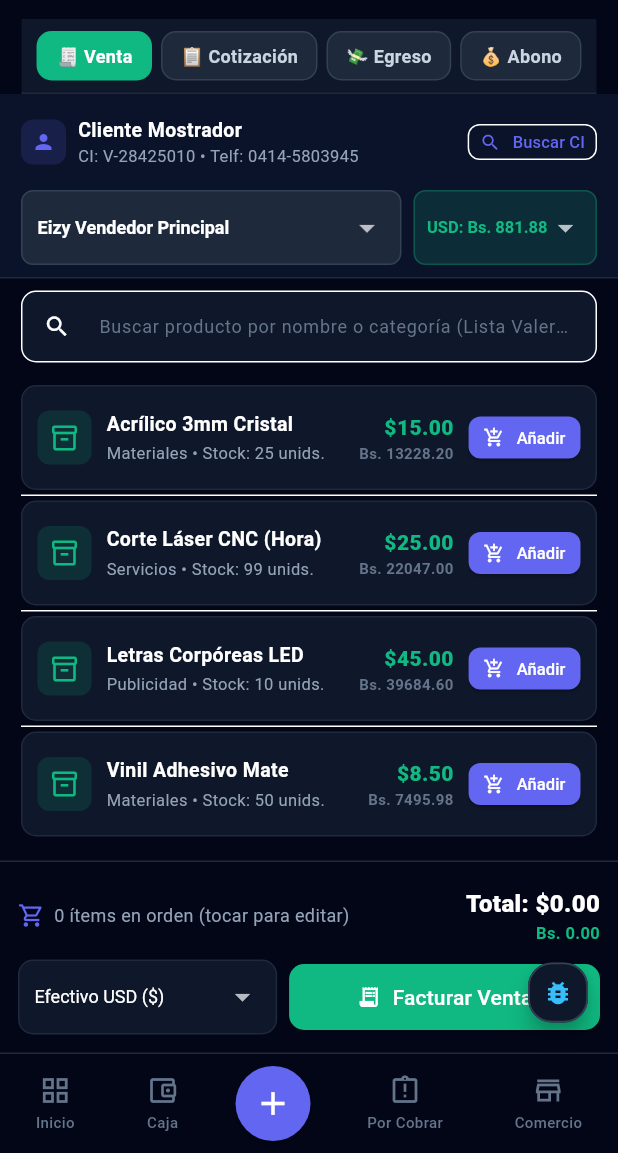
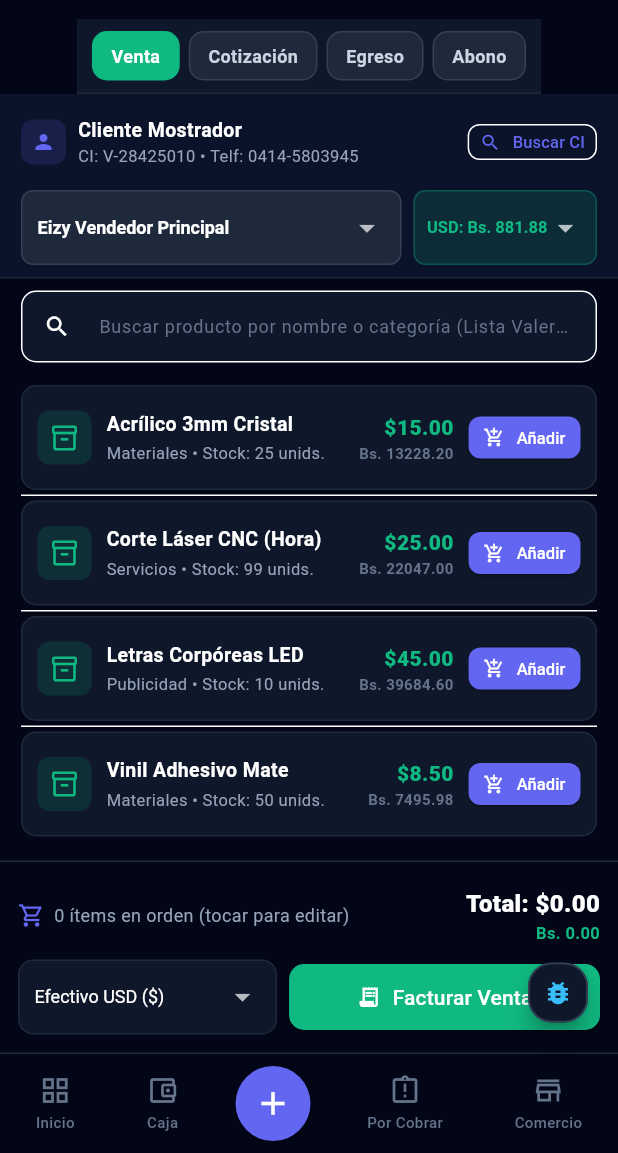
Before and after one commit to eizy-c/MARKT, a Flutter app: the screen it shows after launch, scrolled down 145 dp, after a tap on the "add" icon, on a phone screen of 412 x 824 dp, the part 83-1236 px from its top. Run offline on Flutter 3.47's test engine with Material 3 defaults, Android fonts, the phone set to English and light mode, and no system bars; accounts and stored records are empty; network calls fail; statements that could not run were skipped.

Commit message:
style: remove all emojis from application labels, chips, and reports

```diff
--- a/markt_app/lib/screens/pos_screen.dart
+++ b/markt_app/lib/screens/pos_screen.dart
@@ -1521,13 +1521,13 @@ class _PosScreenState extends State<PosScreen> {
             scrollDirection: Axis.horizontal,
             child: Row(
               children: [
-                _buildVoucherChip('factura', '🧾 Venta', const Color(0xFF10B981)),
+                _buildVoucherChip('factura', 'Venta', const Color(0xFF10B981)),
                 const SizedBox(width: 6),
-                _buildVoucherChip('cotizacion', '📋 Cotización', const Color(0xFF38BDF8)),
+                _buildVoucherChip('cotizacion', 'Cotización', const Color(0xFF38BDF8)),
                 const SizedBox(width: 6),
-                _buildVoucherChip('egreso', '💸 Egreso', const Color(0xFFEF4444)),
+                _buildVoucherChip('egreso', 'Egreso', const Color(0xFFEF4444)),
                 const SizedBox(width: 6),
-                _buildVoucherChip('abono', '💰 Abono', const Color(0xFFF59E0B)),
+                _buildVoucherChip('abono', 'Abono', const Color(0xFFF59E0B)),
               ],
             ),
           ),
```
Also changed, not shown: markt_app/lib/screens/analytics_screen.dart (+7 -7 lines), markt_app/lib/widgets/recipe_config_modal.dart (+5 -5 lines).
